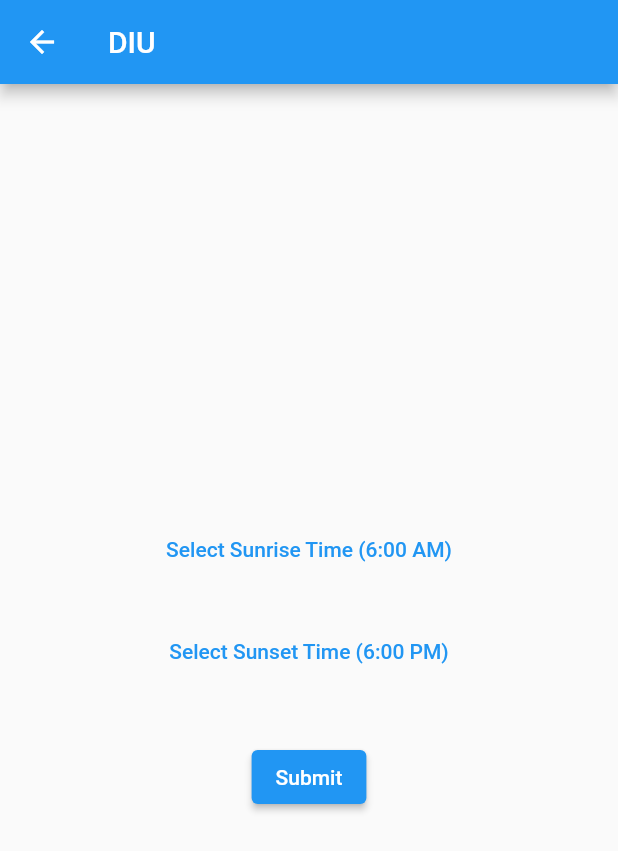
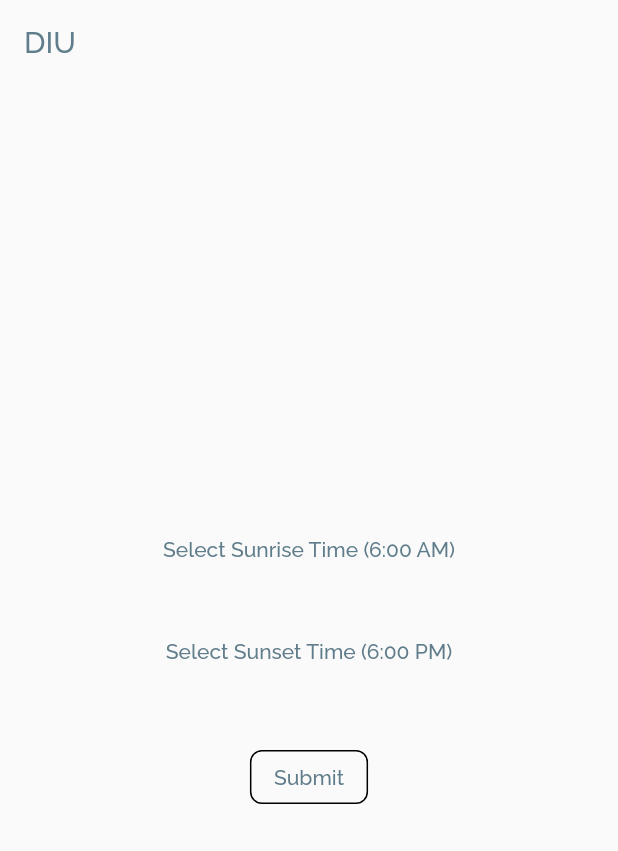
Before and after one commit to berlin-experiment/Diu, a Flutter app: the ControlPage screen opened directly, on a phone screen of 412 x 824 dp. Shown: the top 851 px of the screen. Run offline on Flutter 3.47's test engine with Material 2 defaults, Android fonts, the phone set to English and light mode, and no system bars; our stand-ins replace flutter_blue_plus.

Commit message:
added custom theme

```diff
--- a/mobile/lib/main.dart
+++ b/mobile/lib/main.dart
@@ -1,7 +1,10 @@
 import 'package:flutter/material.dart';
 import 'package:provider/provider.dart';
+import 'themes/custom_theme.dart';
 import 'start_pg.dart';
 import 'ble.dart';
+
+import 'control_pg.dart';
 
 void main() {
   runApp(const DiuApp());
@@ -20,8 +23,11 @@ class DiuApp extends StatelessWidget {
       },
 
       debugShowCheckedModeBanner: false,
+      theme: customLightTheme, // set the light theme
+      darkTheme: customDarkTheme, // set the dark theme
+      themeMode: ThemeMode.system,
       title: 'Diu',
-      home: const StartPage(),
+      home: ControlPage(),
       // home: TimePicker(),
     );
   }
--- /dev/null
+++ b/mobile/lib/themes/custom_theme.dart
@@ -0,0 +1,85 @@
+import 'package:flutter/material.dart';
+
+final customLightTheme = ThemeData(
+  brightness: Brightness.light,
+  primaryColor: Colors.blueGrey,
+  fontFamily: 'Raleway',
+  textTheme: TextTheme(
+    displayLarge: TextStyle(
+      fontSize: 24.0,
+      fontWeight: FontWeight.bold,
+      color: Colors.grey[800],
+    ),
+    bodyLarge: TextStyle(
+      fontSize: 16.0,
+      color: Colors.grey[800],
+    ),
+  ),
+  colorScheme: const ColorScheme.light(
+    primary: Colors.blueGrey,
+    onPrimary: Colors.blueGrey,
+    secondary: Colors.blueGrey,
+    onSecondary: Colors.white,
+    surface: Colors.white,
+    onSurface: Colors.grey,
+  ).copyWith(secondary: Colors.blueGrey),
+  appBarTheme: const AppBarTheme(
+    elevation: 0,
+    backgroundColor: Colors.transparent,
+  ),
+  elevatedButtonTheme: ElevatedButtonThemeData(
+    style: ElevatedButton.styleFrom(
+      elevation: 0,
+      backgroundColor: Colors.transparent,
+      shape: RoundedRectangleBorder(
+        side: BorderSide(
+          color: Colors.black,
+          width: 1.0,
+        ),
+        borderRadius: BorderRadius.circular(8.0),
+      ),
+    ),
+  ),
+);
+
+final customDarkTheme = ThemeData(
+  brightness: Brightness.dark,
+  primaryColor: Colors.grey,
+  fontFamily: 'Raleway',
+  textTheme: const TextTheme(
+    displayLarge: TextStyle(
+      fontSize: 24.0,
+      fontWeight: FontWeight.bold,
+      color: Colors.blue,
+    ),
+    bodyLarge: TextStyle(
+      fontSize: 16.0,
+      color: Colors.blue,
+    ),
+  ),
+  colorScheme: const ColorScheme.dark(
+    primary: Colors.grey,
+    onPrimary: Colors.white,
+    secondary: Colors.blueGrey,
+    onSecondary: Colors.white,
+    surface: Colors.grey,
+    onSurface: Colors.white,
+  ).copyWith(secondary: Colors.blueGrey),
+  appBarTheme: const AppBarTheme(
+    elevation: 0,
+    backgroundColor: Colors.transparent,
+  ),
+  elevatedButtonTheme: ElevatedButtonThemeData(
+    style: ElevatedButton.styleFrom(
+      elevation: 0,
+      backgroundColor: Colors.transparent,
+      shape: RoundedRectangleBorder(
+        side: BorderSide(
+          color: Colors.white,
+          width: 1.0,
+        ),
+        borderRadius: BorderRadius.circular(8.0),
+      ),
+    ),
+  ),
+);
```
